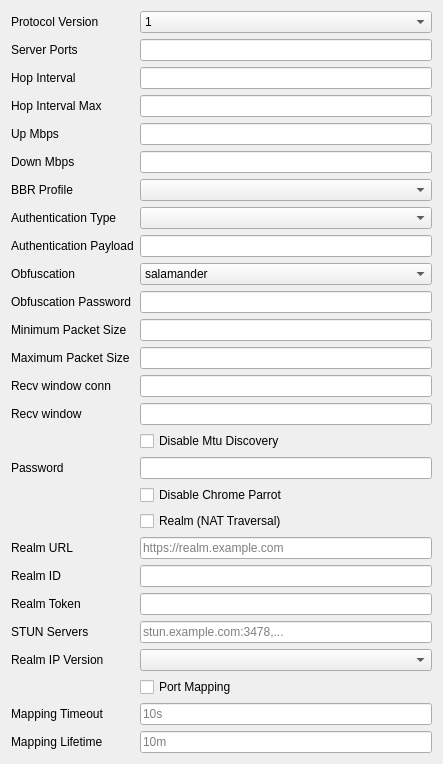
The window that include/ui/profile/edit_hysteria.ui (0-Kutya-0/Throne) describes before a commit, drawn with Qt 5.
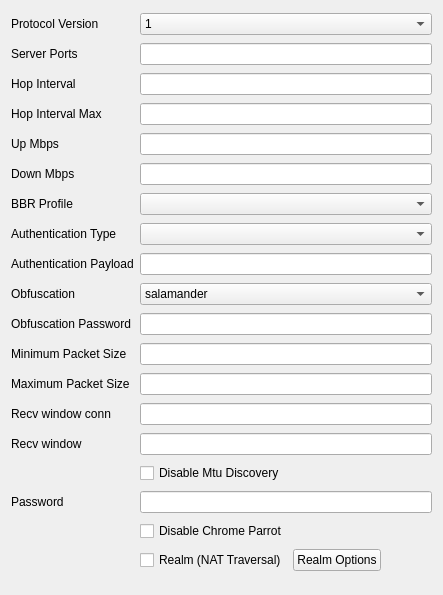
The same window after the commit.

Patch:
```diff
--- a/include/ui/profile/edit_hysteria.ui
+++ b/include/ui/profile/edit_hysteria.ui
@@ -258,129 +258,39 @@
     </widget>
    </item>
    <item row="18" column="1">
-    <widget class="QCheckBox" name="realm_enabled">
-     <property name="toolTip">
-      <string>Reach a Hysteria2 server behind NAT through a Hysteria Realm rendezvous service. Replaces the server address and port.</string>
-     </property>
-     <property name="text">
-      <string>Realm (NAT Traversal)</string>
-     </property>
-    </widget>
-   </item>
-   <item row="19" column="0">
-    <widget class="QLabel" name="realm_server_url_l">
-     <property name="text">
-      <string>Realm URL</string>
-     </property>
-    </widget>
-   </item>
-   <item row="19" column="1">
-    <widget class="QLineEdit" name="realm_server_url">
-     <property name="placeholderText">
-      <string notr="true">https://realm.example.com</string>
-     </property>
-    </widget>
-   </item>
-   <item row="20" column="0">
-    <widget class="QLabel" name="realm_id_l">
-     <property name="text">
-      <string>Realm ID</string>
-     </property>
-    </widget>
-   </item>
-   <item row="20" column="1">
-    <widget class="QLineEdit" name="realm_id"/>
-   </item>
-   <item row="21" column="0">
-    <widget class="QLabel" name="realm_token_l">
-     <property name="text">
-      <string>Realm Token</string>
-     </property>
-    </widget>
-   </item>
-   <item row="21" column="1">
-    <widget class="QLineEdit" name="realm_token"/>
-   </item>
-   <item row="22" column="0">
-    <widget class="QLabel" name="realm_stun_servers_l">
-     <property name="text">
-      <string>STUN Servers</string>
-     </property>
-    </widget>
-   </item>
-   <item row="22" column="1">
-    <widget class="QLineEdit" name="realm_stun_servers">
-     <property name="toolTip">
-      <string>Comma separated host or host:port entries used to discover this client's public addresses.</string>
-     </property>
-     <property name="placeholderText">
-      <string notr="true">stun.example.com:3478,...</string>
-     </property>
-    </widget>
-   </item>
-   <item row="23" column="0">
-    <widget class="QLabel" name="realm_ip_version_l">
-     <property name="text">
-      <string>Realm IP Version</string>
-     </property>
-    </widget>
-   </item>
-   <item row="23" column="1">
-    <widget class="QComboBox" name="realm_ip_version">
+    <layout class="QHBoxLayout" name="realm_row">
      <item>
-      <property name="text">
-       <string notr="true"/>
-      </property>
+      <widget class="QCheckBox" name="realm_enabled">
+       <property name="toolTip">
+        <string>Reach a Hysteria2 server behind NAT through a Hysteria Realm
+rendezvous service. Replaces the server address and port.</string>
+       </property>
+       <property name="text">
+        <string>Realm (NAT Traversal)</string>
+       </property>
+      </widget>
      </item>
      <item>
-      <property name="text">
-       <string notr="true">4</string>
-      </property>
+      <widget class="QPushButton" name="realm_options">
+       <property name="text">
+        <string>Realm Options</string>
+       </property>
+      </widget>
      </item>
      <item>
-      <property name="text">
-       <string notr="true">6</string>
-      </property>
+      <spacer name="realm_row_spacer">
+       <property name="orientation">
+        <enum>Qt::Horizontal</enum>
+       </property>
+       <property name="sizeHint" stdset="0">
+        <size>
+         <width>0</width>
+         <height>0</height>
+        </size>
+       </property>
+      </spacer>
      </item>
-    </widget>
-   </item>
-   <item row="24" column="1">
-    <widget class="QCheckBox" name="realm_port_mapping">
-     <property name="toolTip">
-      <string>Maintain a UDP port mapping on the local gateway via UPnP or NAT-PMP. Requires IPv4.</string>
-     </property>
-     <property name="text">
-      <string>Port Mapping</string>
-     </property>
-    </widget>
-   </item>
-   <item row="25" column="0">
-    <widget class="QLabel" name="realm_port_mapping_timeout_l">
-     <property name="text">
-      <string>Mapping Timeout</string>
-     </property>
-    </widget>
-   </item>
-   <item row="25" column="1">
-    <widget class="QLineEdit" name="realm_port_mapping_timeout">
-     <property name="placeholderText">
-      <string notr="true">10s</string>
-     </property>
-    </widget>
-   </item>
-   <item row="26" column="0">
-    <widget class="QLabel" name="realm_port_mapping_lifetime_l">
-     <property name="text">
-      <string>Mapping Lifetime</string>
-     </property>
-    </widget>
-   </item>
-   <item row="26" column="1">
-    <widget class="QLineEdit" name="realm_port_mapping_lifetime">
-     <property name="placeholderText">
-      <string notr="true">10m</string>
-     </property>
-    </widget>
+    </layout>
    </item>
   </layout>
  </widget>
```
Left out of the diff: 13 changed lines with no effect on the pictures.
